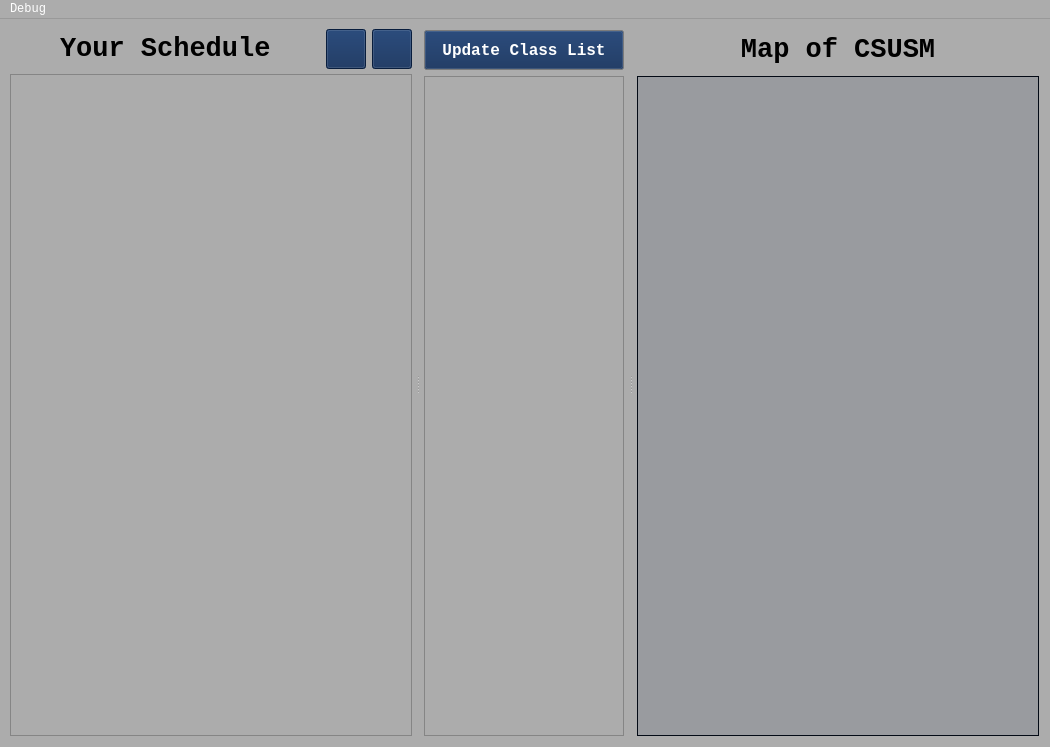
Above: 370-project/mainwindow.ui from rochanehurst/CS370-Team3 before the change. Below: the same form after it.
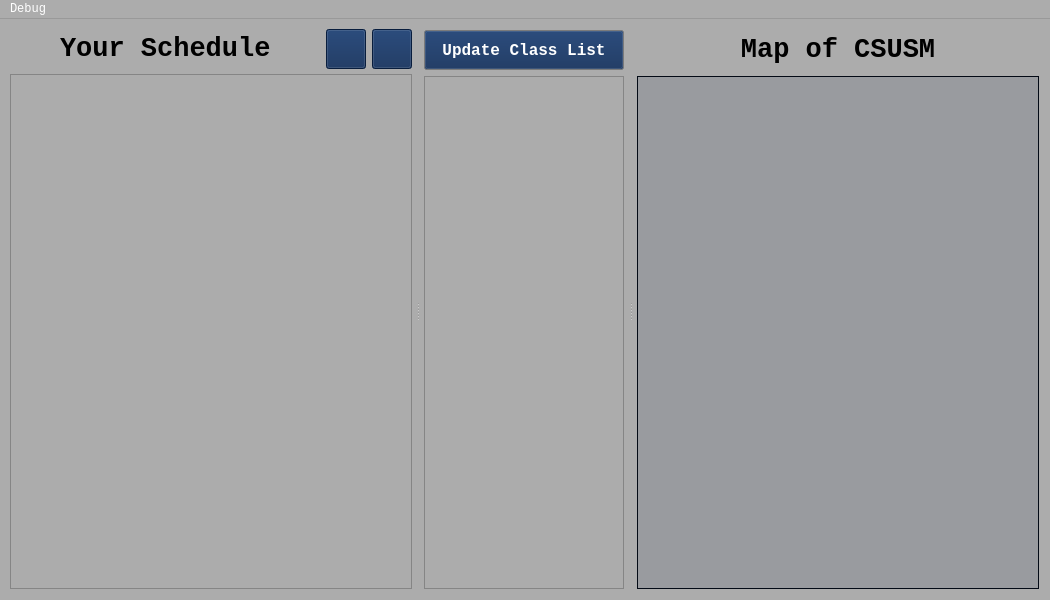
That is the form after the change. Icons and pictures are not drawn.

Diff of the .ui file:
```diff
--- a/370-project/mainwindow.ui
+++ b/370-project/mainwindow.ui
@@ -7,7 +7,7 @@
     <x>0</x>
     <y>0</y>
     <width>1050</width>
-    <height>747</height>
+    <height>600</height>
    </rect>
   </property>
   <property name="sizePolicy">
@@ -1252,7 +1252,7 @@
              <x>0</x>
              <y>0</y>
              <width>400</width>
-             <height>660</height>
+             <height>513</height>
             </rect>
            </property>
            <property name="sizePolicy">
@@ -1359,7 +1359,7 @@
              <x>0</x>
              <y>0</y>
              <width>198</width>
-             <height>660</height>
+             <height>513</height>
             </rect>
            </property>
            <property name="sizePolicy">
```
